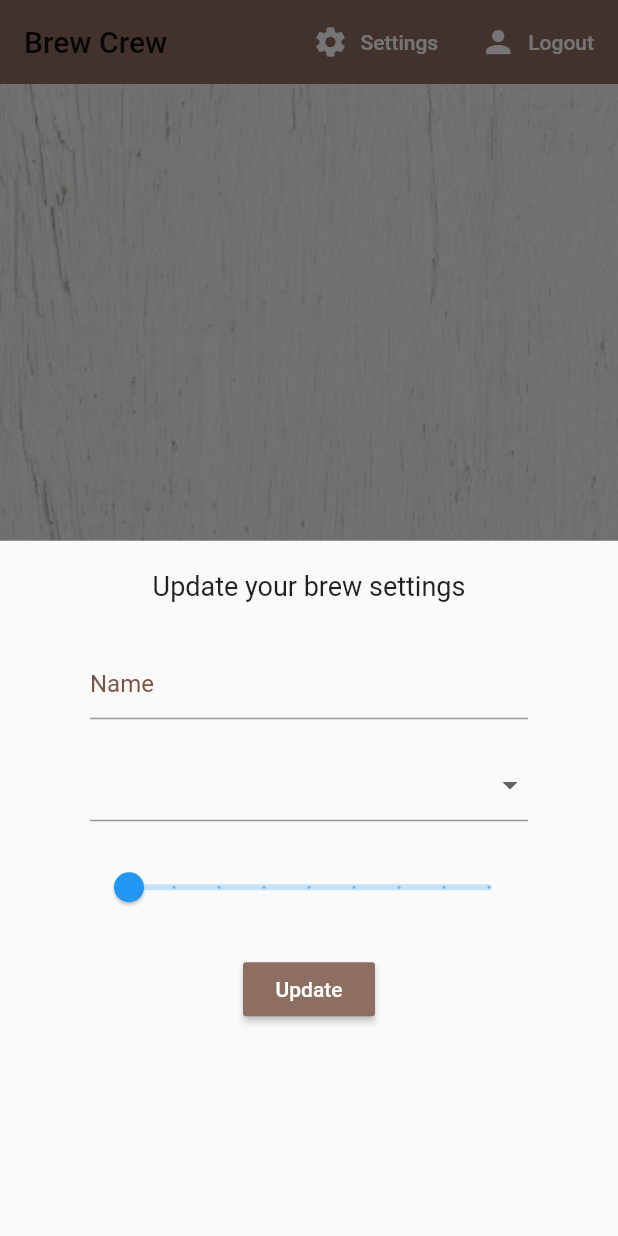
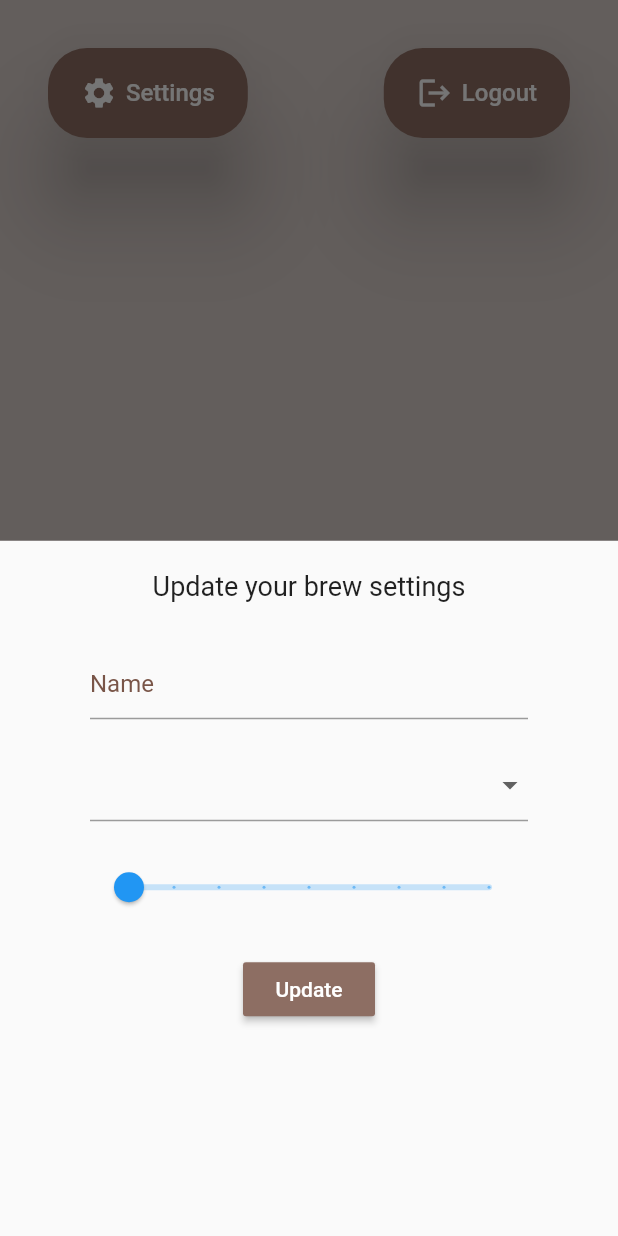
Before and after one commit to Victor-Fiamoncini/brew-crew, a Flutter app: the screen it shows once a user with an empty profile is signed in, after a tap on "Settings", on a phone screen of 412 x 824 dp. Run offline on Flutter 3.47's test engine with Material 2 defaults, Android fonts, the phone set to English and light mode, and no system bars; our stand-ins replace cloud_firestore, firebase_auth, flutter_spinkit; accounts and stored records are empty; Roboto replaces fonts that are missing (Google).

Commit message:
chore: add home brew list styles

```diff
--- a/lib/app/views/home.dart
+++ b/lib/app/views/home.dart
@@ -1,6 +1,7 @@
 import 'package:brew_crew/app/models/brew.dart';
 import 'package:brew_crew/app/services/firebase_auth_service.dart';
 import 'package:brew_crew/app/services/firebase_database_service.dart';
+import 'package:brew_crew/app/widgets/brew_app_bar.dart';
 import 'package:brew_crew/app/widgets/brew_list.dart';
 import 'package:brew_crew/app/widgets/brew_settings.dart';
 import 'package:firebase_auth/firebase_auth.dart';
@@ -34,52 +35,81 @@ class Home extends StatelessWidget {
     return StreamProvider<List<Brew>>.value(
       value: FirebaseDatabaseService().brews,
       child: Scaffold(
-        backgroundColor: Colors.brown[100],
-        appBar: AppBar(
-          title: const Text('Brew Crew'),
-          backgroundColor: Colors.brown[400],
-          elevation: 0,
-          actions: [
-            FlatButton.icon(
-              onPressed: () {
-                _settingsButtonPressed(context);
-              },
-              icon: const Icon(
+        backgroundColor: Theme.of(context).primaryColor,
+        appBar: BrewAppBar(),
+        body: Container(
+          padding: const EdgeInsets.symmetric(horizontal: 32, vertical: 32),
+          child: Column(
+            children: [
+              Row(
+                mainAxisAlignment: MainAxisAlignment.spaceBetween,
+                children: [
+                  RaisedButton(
+                    color: Colors.brown[400],
+                    padding: const EdgeInsets.symmetric(
+                      horizontal: 22,
+                      vertical: 18,
+                    ),
+                    elevation: 25,
+                    shape: RoundedRectangleBorder(
+                      borderRadius: BorderRadius.circular(26),
+                    ),
+                    onPressed: () => _settingsButtonPressed(context),
+                    child: Row(
+                      mainAxisAlignment: MainAxisAlignment.spaceBetween,
+                      children: [
+                        const Icon(
                           Icons.settings,
                           color: Colors.white,
                         ),
-              label: const Text(
+                        const SizedBox(width: 6),
+                        const Text(
                           'Settings',
                           style: TextStyle(
                             color: Colors.white,
-                ),
-              ),
-            ),
-            FlatButton.icon(
-              onPressed: () {
-                _signOutButtonPressed();
-              },
-              icon: const Icon(
-                Icons.person,
-                color: Colors.white,
-              ),
-              label: const Text(
-                'Logout',
-                style: TextStyle(
-                  color: Colors.white,
-                ),
+                            fontSize: 16,
                           ),
                         ),
                       ],
                     ),
-        body: Container(
-          decoration: const BoxDecoration(
-            image: DecorationImage(
-              image: AssetImage('lib/app/assets/coffee_background.png'),
-              fit: BoxFit.cover,
+                  ),
+                  RaisedButton(
+                    color: Colors.brown[400],
+                    padding: const EdgeInsets.symmetric(
+                      horizontal: 22,
+                      vertical: 18,
+                    ),
+                    elevation: 25,
+                    shape: RoundedRectangleBorder(
+                      borderRadius: BorderRadius.circular(26),
+                    ),
+                    onPressed: () => _signOutButtonPressed(),
+                    child: Row(
+                      mainAxisAlignment: MainAxisAlignment.spaceBetween,
+                      children: [
+                        const Icon(
+                          Icons.logout,
+                          color: Colors.white,
+                        ),
+                        const SizedBox(width: 6),
+                        const Text(
+                          'Logout',
+                          style: TextStyle(
+                            color: Colors.white,
+                            fontSize: 16,
                           ),
                         ),
+                      ],
+                    ),
+                  ),
+                ],
+              ),
+              const SizedBox(height: 16),
+              Expanded(
                 child: BrewList(),
+              )
+            ],
+          ),
         ),
       ),
     );
--- a/lib/app/views/sign_in.dart
+++ b/lib/app/views/sign_in.dart
@@ -88,7 +88,7 @@ class _SignInState extends State<SignIn> {
                         hintText: 'E-mail',
                         hintStyle: const TextStyle(fontSize: 20),
                         filled: true,
-                        fillColor: Colors.brown[50],
+                        fillColor: Colors.white,
                         contentPadding: const EdgeInsets.symmetric(
                           horizontal: 20,
                           vertical: 20,
@@ -132,7 +132,7 @@ class _SignInState extends State<SignIn> {
                         hintText: 'Password',
                         hintStyle: const TextStyle(fontSize: 20),
                         filled: true,
-                        fillColor: Colors.brown[50],
+                        fillColor: Colors.white,
                         contentPadding: const EdgeInsets.symmetric(
                           horizontal: 20,
                           vertical: 20,
--- a/lib/app/views/sign_up.dart
+++ b/lib/app/views/sign_up.dart
@@ -88,7 +88,7 @@ class _SignUpState extends State<SignUp> {
                         hintText: 'E-mail',
                         hintStyle: const TextStyle(fontSize: 20),
                         filled: true,
-                        fillColor: Colors.brown[50],
+                        fillColor: Colors.white,
                         contentPadding: const EdgeInsets.symmetric(
                           horizontal: 20,
                           vertical: 20,
@@ -132,7 +132,7 @@ class _SignUpState extends State<SignUp> {
                         hintText: 'Password',
                         hintStyle: const TextStyle(fontSize: 20),
                         filled: true,
-                        fillColor: Colors.brown[50],
+                        fillColor: Colors.white,
                         contentPadding: const EdgeInsets.symmetric(
                           horizontal: 20,
                           vertical: 20,
--- a/lib/app/widgets/brew_list.dart
+++ b/lib/app/widgets/brew_list.dart
@@ -1,5 +1,5 @@
 import 'package:brew_crew/app/models/brew.dart';
-import 'package:brew_crew/app/widgets/brew_item.dart';
+import 'package:brew_crew/app/widgets/brew_list_item.dart';
 import 'package:flutter/material.dart';
 import 'package:provider/provider.dart';
 
@@ -14,8 +14,9 @@ class _BrewListState extends State<BrewList> {
     final brews = Provider.of<List<Brew>>(context) ?? [];
 
     return ListView.builder(
+      physics: const BouncingScrollPhysics(),
       itemCount: brews.length,
-      itemBuilder: (context, index) => BrewItem(brew: brews[index]),
+      itemBuilder: (context, index) => BrewListItem(brew: brews[index]),
     );
   }
 }
--- a/lib/app/widgets/brew_item.dart
+++ b/lib/app/widgets/brew_list_item.dart
@@ -1,8 +1,8 @@
 import 'package:brew_crew/app/models/brew.dart';
 import 'package:flutter/material.dart';
 
-class BrewItem extends StatelessWidget {
-  const BrewItem({this.brew});
+class BrewListItem extends StatelessWidget {
+  const BrewListItem({this.brew});
 
   final Brew brew;
 
@@ -11,14 +11,20 @@ class BrewItem extends StatelessWidget {
     return Padding(
       padding: const EdgeInsets.only(top: 8),
       child: Card(
-        margin: const EdgeInsets.fromLTRB(20, 6, 20, 0),
+        elevation: 25,
+        shape: RoundedRectangleBorder(
+          borderRadius: BorderRadius.circular(26),
+        ),
         child: ListTile(
           leading: CircleAvatar(
             radius: 25,
             backgroundColor: Colors.brown[brew.strength],
             backgroundImage: const AssetImage('lib/app/assets/coffee_icon.png'),
           ),
-          title: Text(brew.name),
+          title: Text(
+            brew.name,
+            style: const TextStyle(fontWeight: FontWeight.w600),
+          ),
           subtitle: Text('Takes ${brew.sugars} sugar(s)'),
         ),
       ),
```
Lines whose indentation alone changed are shown as unchanged.
